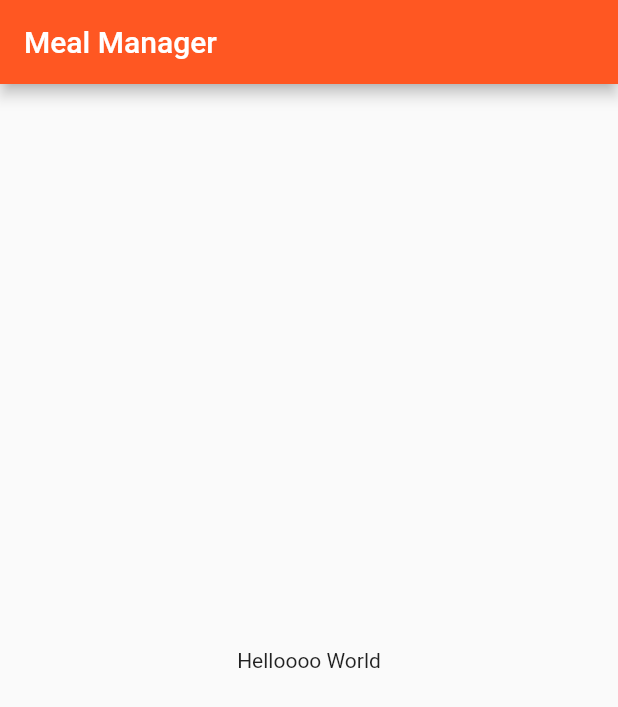
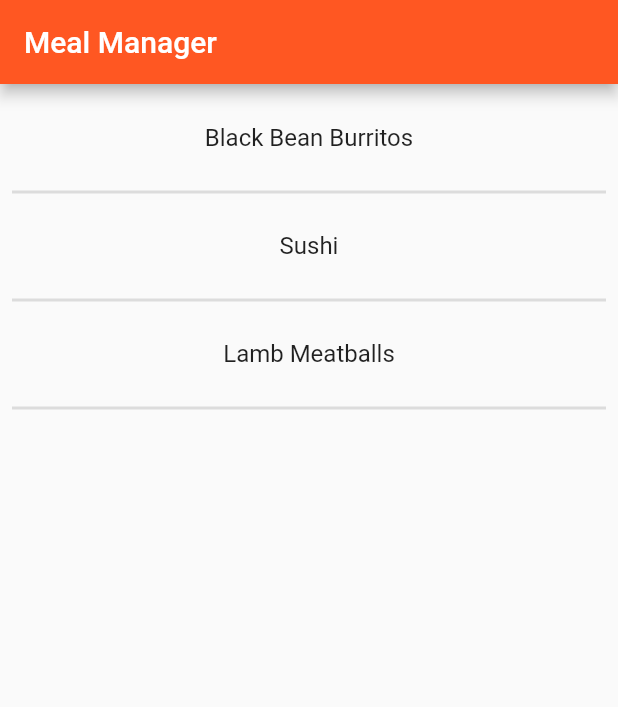
Before and after one commit to hfcook3/meal-manager, a Flutter app: the screen it shows after launch, on a phone screen of 412 x 824 dp. Shown: the top 707 px of the screen. Run offline on Flutter 3.47's test engine with Material 2 defaults, Android fonts, the phone set to English and light mode, and no system bars.

Commit message:
Initial title list view

```diff
--- a/lib/main.dart
+++ b/lib/main.dart
@@ -16,15 +16,39 @@ class MealManager extends StatelessWidget {
 }
 
 class MealListState extends State<MealList> {
+  final List<String> _recipeTitleList = <String>[
+    'Black Bean Burritos',
+    'Sushi',
+    'Lamb Meatballs'
+  ];
+
   @override
   Widget build(BuildContext context) {
     return Scaffold(
         appBar: AppBar(
           title: Text('Meal Manager'),
         ),
-        body: Center(
-          child: Text('Helloooo World'),
-        ));
+        body: _buildRecipes());
+  }
+
+  Widget _buildRecipes() {
+    return ListView.builder(
+      padding: const EdgeInsets.all(8),
+      itemCount: _recipeTitleList.length * 2,
+      itemBuilder: (BuildContext context, int i) {
+        if (i.isOdd) {
+          return Divider(
+            thickness: 2.0,
+          );
+        } else {
+          return _buildRecipeTile(_recipeTitleList[i ~/ 2]);
+        }
+      },
+    );
+  }
+
+  Widget _buildRecipeTile(String recipeTitle) {
+    return ListTile(title: Center(child: Text(recipeTitle)));
   }
 }
 
```
Also changed, not shown: 1 other file.
